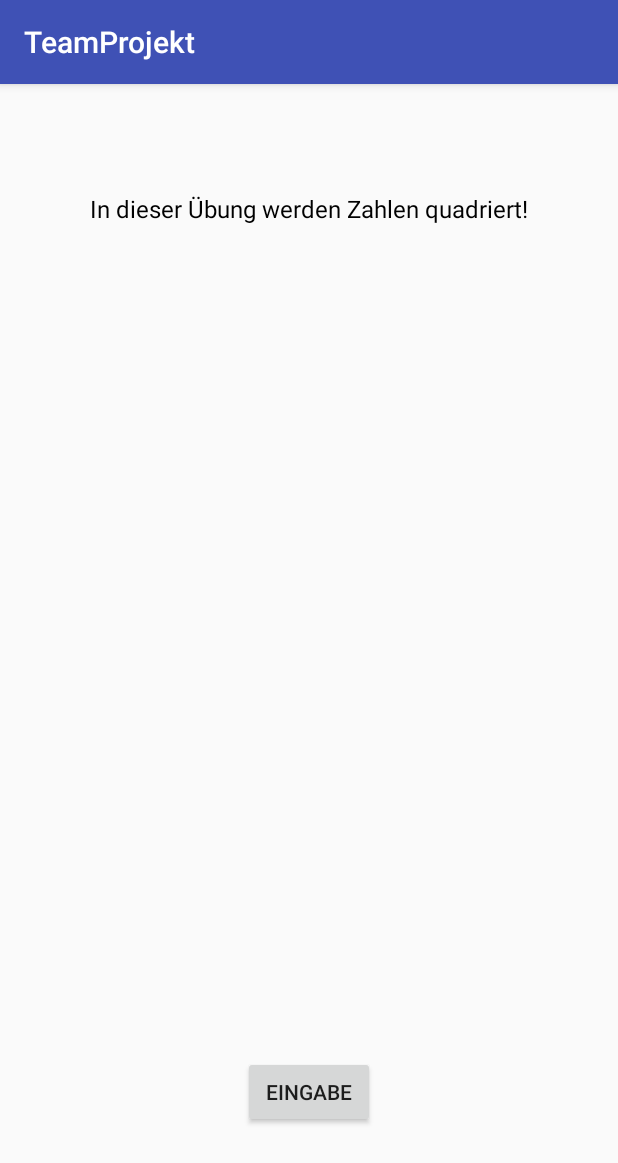
After one commit to AlexZoehrer1/TeamProjekt, an Android app: the SquareActivity screen opened directly, with no data from a screen before it, on a phone screen of 412 x 824 dp. The commit adds this screen. Shown: the top 1163 px of the screen. Run offline under Robolectric (Android 15) with nearby library versions, the phone set to English and light mode, and no system bars.

Commit message:
Übung 4 hinzugefügt

```diff
--- a/app/src/main/AndroidManifest.xml
+++ b/app/src/main/AndroidManifest.xml
@@ -16,7 +16,9 @@
                 <category android:name="android.intent.category.LAUNCHER" />
             </intent-filter>
         </activity>
-        <activity android:name=".SecondActivity"></activity>
+        <activity android:name=".SecondActivity" />
+        <activity android:name=".SquareActivity" />
+        <activity android:name=".Square2Activity"></activity>
     </application>
 
 </manifest>
--- a/app/src/main/java/at/wifi/swdev/teamprojekt/MainActivity.java
+++ b/app/src/main/java/at/wifi/swdev/teamprojekt/MainActivity.java
@@ -1,7 +1,9 @@
 package at.wifi.swdev.teamprojekt;
 
+import android.content.Intent;
 import android.support.v7.app.AppCompatActivity;
 import android.os.Bundle;
+import android.view.View;
 
 public class MainActivity extends AppCompatActivity {
 
@@ -12,4 +14,8 @@ public class MainActivity extends AppCompatActivity {
     }
 
 
+    public void startUe4(View view) {
+        Intent intent =new Intent(this,SquareActivity.class);
+        startActivity(intent);
+    }
 }
--- /dev/null
+++ b/app/src/main/java/at/wifi/swdev/teamprojekt/SquareActivity.java
@@ -0,0 +1,39 @@
+package at.wifi.swdev.teamprojekt;
+
+import android.app.Activity;
+import android.content.Intent;
+import android.support.v7.app.AppCompatActivity;
+import android.os.Bundle;
+import android.view.View;
+import android.widget.EditText;
+import android.widget.TextView;
+
+public class SquareActivity extends AppCompatActivity {
+    String ergebnis;
+    int ergebnisSQA;
+
+
+    @Override
+    protected void onCreate(Bundle savedInstanceState) {
+        super.onCreate(savedInstanceState);
+        setContentView(R.layout.activity_square);
+    }
+
+    public void startSquare2(View view) {
+        Intent intent = new Intent(this, Square2Activity.class);
+        startActivityForResult(intent, 123);
+    }
+
+    @Override
+    protected void onActivityResult(int requestCode, int resultCode, Intent data) {
+        if (requestCode == 123) {
+            if (resultCode == Activity.RESULT_OK) {
+                ergebnis = data.getStringExtra("ergebnis");
+                ergebnisSQA = (Integer.valueOf(ergebnis)) * (Integer.valueOf(ergebnis));
+                TextView ergebnisTV = findViewById(R.id.textView3);
+                ergebnisTV.setText(String.valueOf(ergebnisSQA));
+            }
+        }
+
+    }
+}
--- a/app/src/main/res/layout/activity_main.xml
+++ b/app/src/main/res/layout/activity_main.xml
@@ -57,6 +57,7 @@
 
     <Button
         android:id="@+id/buttonUE4"
+        android:onClick="startUe4"
         android:layout_width="wrap_content"
         android:layout_height="wrap_content"
         android:layout_marginEnd="8dp"
--- /dev/null
+++ b/app/src/main/res/layout/activity_square.xml
@@ -0,0 +1,52 @@
+<?xml version="1.0" encoding="utf-8"?>
+<android.support.constraint.ConstraintLayout xmlns:android="http://schemas.android.com/apk/res/android"
+    xmlns:app="http://schemas.android.com/apk/res-auto"
+    xmlns:tools="http://schemas.android.com/tools"
+    android:layout_width="match_parent"
+    android:layout_height="match_parent"
+    tools:context=".SquareActivity">
+
+    <TextView
+        android:id="@+id/textView2"
+        android:layout_width="wrap_content"
+        android:layout_height="wrap_content"
+        android:layout_marginEnd="8dp"
+        android:layout_marginStart="8dp"
+        android:layout_marginTop="72dp"
+        android:text="@string/Ue4Txt1"
+        android:textColor="@color/colorText"
+        android:textSize="16sp"
+        app:layout_constraintEnd_toEndOf="parent"
+        app:layout_constraintStart_toStartOf="parent"
+        app:layout_constraintTop_toTopOf="parent" />
+
+    <Button
+        android:id="@+id/Eingabebtb"
+        android:onClick="startSquare2"
+        android:layout_width="wrap_content"
+        android:layout_height="wrap_content"
+        android:layout_marginBottom="72dp"
+        android:layout_marginEnd="8dp"
+        android:layout_marginStart="8dp"
+        android:text="Eingabe"
+        app:layout_constraintBottom_toBottomOf="parent"
+        app:layout_constraintEnd_toEndOf="parent"
+        app:layout_constraintStart_toStartOf="parent" />
+
+    <TextView
+        android:id="@+id/textView3"
+        android:layout_width="wrap_content"
+        android:layout_height="wrap_content"
+        android:layout_marginBottom="8dp"
+        android:layout_marginEnd="8dp"
+        android:layout_marginStart="8dp"
+        android:layout_marginTop="8dp"
+        android:text=""
+        android:textColor="@color/colorText"
+        android:textSize="40sp"
+        android:hint=""
+        app:layout_constraintBottom_toTopOf="@+id/Eingabebtb"
+        app:layout_constraintEnd_toEndOf="parent"
+        app:layout_constraintStart_toStartOf="parent"
+        app:layout_constraintTop_toBottomOf="@+id/textView2" />
+</android.support.constraint.ConstraintLayout>
--- a/app/src/main/res/values/strings.xml
+++ b/app/src/main/res/values/strings.xml
@@ -5,4 +5,5 @@
     <string name="uebung_2">Übung 2</string>
     <string name="uebung_3">Übung 3</string>
     <string name="uebung_4">Übung 4</string>
+    <string name="Ue4Txt1">In dieser Übung werden Zahlen quadriert!</string>
 </resources>
```
Also changed, not shown: app/src/main/java/at/wifi/swdev/teamprojekt/Square2Activity.java (added, +34 -0 lines), app/src/main/res/layout/activity_square2.xml (added, +51 -0 lines).
